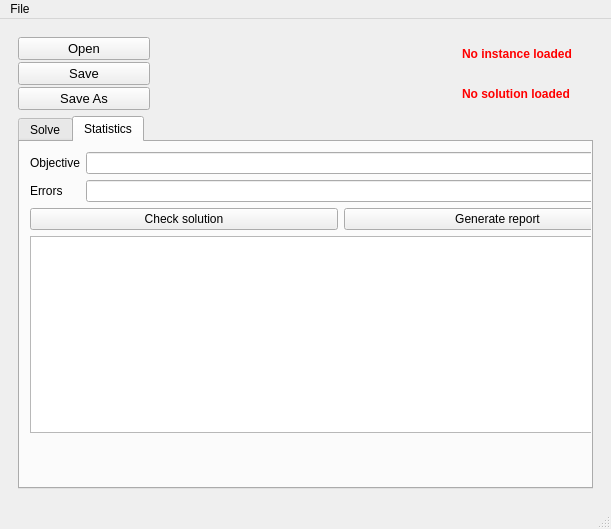
Above: python/ihtc2024/ui/gui/gui.ui from pchtsp/ihtc2024 before the change. Below: the same form after it.
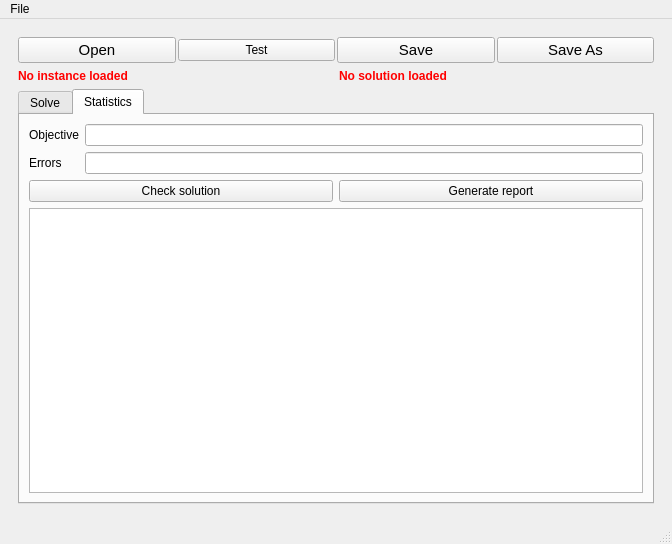
That is the form after the change. The open tabs and pages were chosen to show the change.

Commit message: app with start/stop + logs for executions and reports.

The edit to the form file:
```diff
--- a/python/ihtc2024/ui/gui/gui.ui
+++ b/python/ihtc2024/ui/gui/gui.ui
@@ -2,6 +2,14 @@
 <ui version="4.0">
  <class>MainWindow</class>
  <widget class="QMainWindow" name="MainWindow">
+  <property name="geometry">
+   <rect>
+    <x>0</x>
+    <y>0</y>
+    <width>672</width>
+    <height>544</height>
+   </rect>
+  </property>
   <property name="windowTitle">
    <string>MyOptimApp</string>
   </property>
@@ -14,9 +22,9 @@
         <enum>QLayout::SizeConstraint::SetNoConstraint</enum>
        </property>
        <item>
-        <layout class="QHBoxLayout" name="horizontalLayout_13">
+        <layout class="QVBoxLayout" name="verticalLayout">
          <item>
-          <layout class="QVBoxLayout" name="verticalLayout_6">
+          <layout class="QHBoxLayout" name="horizontalLayout_3">
            <property name="spacing">
             <number>2</number>
            </property>
@@ -24,7 +32,7 @@
             <widget class="QPushButton" name="chooseFile">
              <property name="font">
               <font>
-               <pointsize>10</pointsize>
+               <pointsize>11</pointsize>
               </font>
              </property>
              <property name="text">
@@ -35,11 +43,18 @@
              </property>
             </widget>
            </item>
+           <item>
+            <widget class="QPushButton" name="loadTest">
+             <property name="text">
+              <string>Test</string>
+             </property>
+            </widget>
+           </item>
            <item>
             <widget class="QPushButton" name="exportSolution">
              <property name="font">
               <font>
-               <pointsize>10</pointsize>
+               <pointsize>11</pointsize>
               </font>
              </property>
              <property name="text">
@@ -54,7 +69,7 @@
             <widget class="QPushButton" name="exportSolution_to">
              <property name="font">
               <font>
-               <pointsize>10</pointsize>
+               <pointsize>11</pointsize>
               </font>
              </property>
              <property name="text">
@@ -68,29 +83,7 @@
           </layout>
          </item>
          <item>
-          <widget class="QLabel" name="excel_path">
-           <property name="minimumSize">
-            <size>
-             <width>300</width>
-             <height>0</height>
-            </size>
-           </property>
-           <property name="baseSize">
-            <size>
-             <width>0</width>
-             <height>0</height>
-            </size>
-           </property>
-           <property name="text">
-            <string/>
-           </property>
-           <property name="textInteractionFlags">
-            <set>Qt::TextInteractionFlag::LinksAccessibleByMouse|Qt::TextInteractionFlag::TextEditable</set>
-           </property>
-          </widget>
-         </item>
-         <item>
-          <layout class="QVBoxLayout" name="verticalLayout_16">
+          <layout class="QHBoxLayout" name="horizontalLayout_2">
            <item>
             <widget class="QLabel" name="instCheck">
              <property name="font">
@@ -253,15 +246,8 @@
           <attribute name="title">
            <string>Statistics</string>
           </attribute>
-          <widget class="QWidget" name="verticalLayoutWidget_5">
-           <property name="geometry">
-            <rect>
-             <x>10</x>
-             <y>10</y>
-             <width>621</width>
-             <height>281</height>
-            </rect>
-           </property>
+          <layout class="QHBoxLayout" name="horizontalLayout_4">
+           <item>
            <layout class="QVBoxLayout" name="verticalLayout_15" stretch="0,0,0">
             <item>
              <layout class="QFormLayout" name="formLayout">
@@ -314,10 +300,18 @@
              </layout>
             </item>
             <item>
-             <widget class="QTextBrowser" name="solution_log_2"/>
-            </item>
-           </layout>
-          </widget>
+              <widget class="QTextBrowser" name="solution_report">
+               <property name="sizePolicy">
+                <sizepolicy hsizetype="Expanding" vsizetype="Expanding">
+                 <horstretch>1</horstretch>
+                 <verstretch>1</verstretch>
+                </sizepolicy>
+               </property>
+              </widget>
+             </item>
+            </layout>
+           </item>
+          </layout>
          </widget>
         </widget>
        </item>
@@ -331,7 +325,7 @@
     <rect>
      <x>0</x>
      <y>0</y>
-     <width>698</width>
+     <width>672</width>
      <height>23</height>
     </rect>
    </property>
```
Left out of the diff: 10 changed lines with no effect on the pictures. Lines whose indentation alone changed are shown as unchanged. The commit also changes 6 other files.
